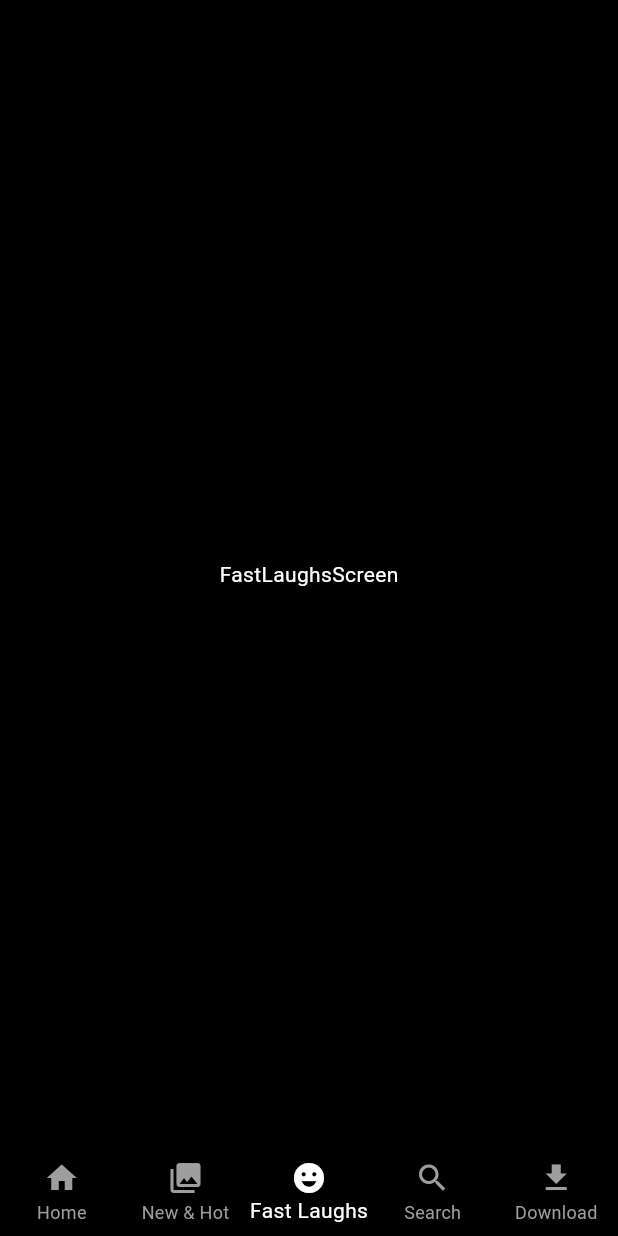
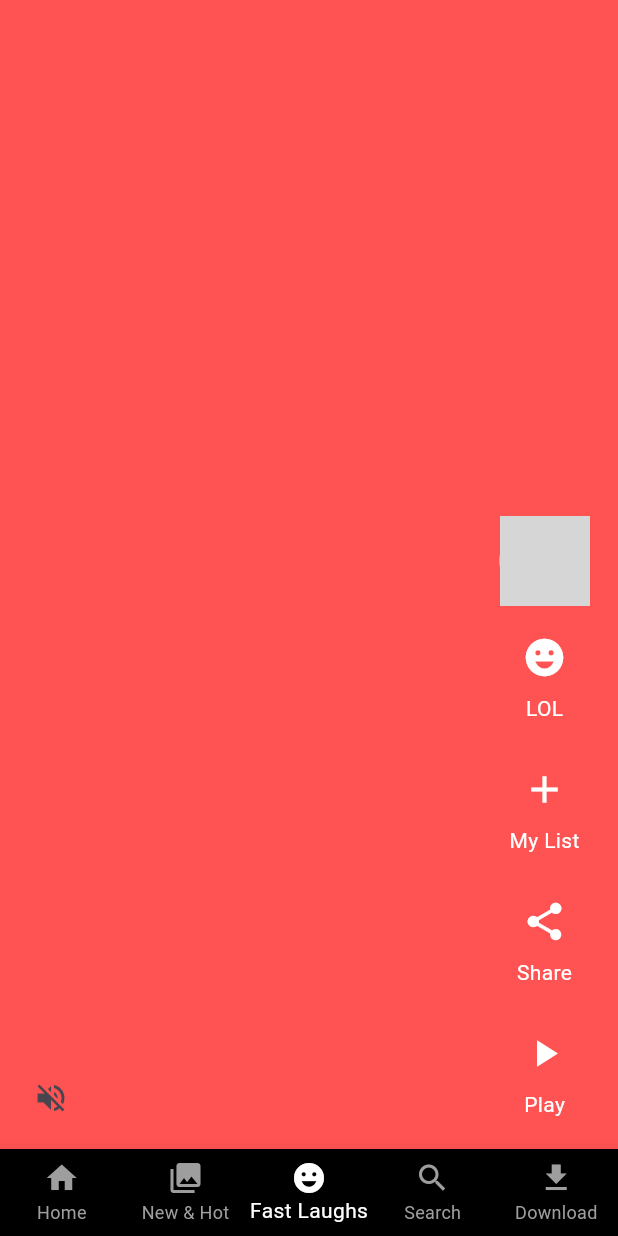
Before and after one commit to AnandhuA/Netflix-, a Flutter app: the screen it shows after launch, item 3 of the bottom bar chosen, on a phone screen of 412 x 824 dp. Run offline on Flutter 3.47's test engine with Material 3 defaults, Android fonts, the phone set to English and light mode, and no system bars; our stand-ins replace google_fonts, lottie; network calls fail; grey boxes are pictures that could not be loaded.

Commit message:
fast laughs page added

```diff
--- a/lib/presentationn/fast_laughs/fast_laughs.dart
+++ b/lib/presentationn/fast_laughs/fast_laughs.dart
@@ -1,4 +1,5 @@
 import 'package:flutter/material.dart';
+import 'package:netflix/presentationn/fast_laughs/widget/video_list_iteam.dart';
 
 class FastLaughsScreen extends StatelessWidget {
   const FastLaughsScreen({super.key});
@@ -6,8 +7,16 @@ class FastLaughsScreen extends StatelessWidget {
   @override
   Widget build(BuildContext context) {
     return Scaffold(
-      body: Center(
-        child: Text("FastLaughsScreen"),
+      body: SafeArea(
+        child: PageView(
+          scrollDirection: Axis.vertical,
+          children: List.generate(
+            20,
+            (index) => VideoListIteam(
+              index: index,
+            ),
+          ),
+        ),
       ),
     );
   }
--- /dev/null
+++ b/lib/presentationn/fast_laughs/widget/video_action_widgets.dart
@@ -0,0 +1,26 @@
+import 'package:flutter/material.dart';
+import 'package:netflix/core/colors.dart';
+
+class VideoActionWidget extends StatelessWidget {
+  final Widget icon;
+  final String title;
+  const VideoActionWidget({super.key, required this.icon, required this.title});
+
+  @override
+  Widget build(BuildContext context) {
+    return Padding(
+      padding: const EdgeInsets.symmetric(vertical: 10, horizontal: 15),
+      child: Column(
+        children: [
+          IconButton(
+            onPressed: () {},
+            icon: icon,
+            color: colorWhite,
+            iconSize: 30,
+          ),
+          Text(title),
+        ],
+      ),
+    );
+  }
+}
--- /dev/null
+++ b/lib/presentationn/fast_laughs/widget/video_list_iteam.dart
@@ -0,0 +1,63 @@
+import 'package:flutter/material.dart';
+import 'package:netflix/presentationn/fast_laughs/widget/video_action_widgets.dart';
+import 'package:netflix/presentationn/search/widgets/search_result_iteams.dart';
+
+class VideoListIteam extends StatelessWidget {
+  final int index;
+  const VideoListIteam({super.key, required this.index});
+
+  @override
+  Widget build(BuildContext context) {
+    return Stack(
+      children: [
+        Container(
+          color: Colors.accents[index % Colors.accents.length],
+        ),
+        Align(
+          alignment: Alignment.bottomCenter,
+          child: Padding(
+            padding: const EdgeInsets.symmetric(
+              horizontal: 10,
+              vertical: 10,
+            ),
+            child: Row(
+              mainAxisAlignment: MainAxisAlignment.spaceBetween,
+              crossAxisAlignment: CrossAxisAlignment.end,
+              children: [
+                IconButton(
+                  onPressed: () {},
+                  icon: const Icon(Icons.volume_off),
+                ),
+                const Column(
+                  mainAxisAlignment: MainAxisAlignment.end,
+                  children: [
+                    CircleAvatar(
+                      radius: 30,
+                      backgroundImage: NetworkImage(url),
+                    ),
+                    VideoActionWidget(
+                      icon: Icon(Icons.emoji_emotions),
+                      title: "LOL",
+                    ),
+                    VideoActionWidget(
+                      icon: Icon(Icons.add),
+                      title: "My List",
+                    ),
+                    VideoActionWidget(
+                      icon: Icon(Icons.share),
+                      title: "Share",
+                    ),
+                    VideoActionWidget(
+                      icon: Icon(Icons.play_arrow),
+                      title: "Play",
+                    ),
+                  ],
+                )
+              ],
+            ),
+          ),
+        )
+      ],
+    );
+  }
+}
--- a/pubspec.yaml
+++ b/pubspec.yaml
@@ -38,6 +38,7 @@ dependencies:
   lottie: ^3.1.0
   google_fonts: ^6.2.1
   cached_network_image: ^3.3.1
+  video_player: ^2.8.6
 
 dev_dependencies:
   flutter_test:
```
Also changed, not shown: pubspec.lock, 2 other files.
